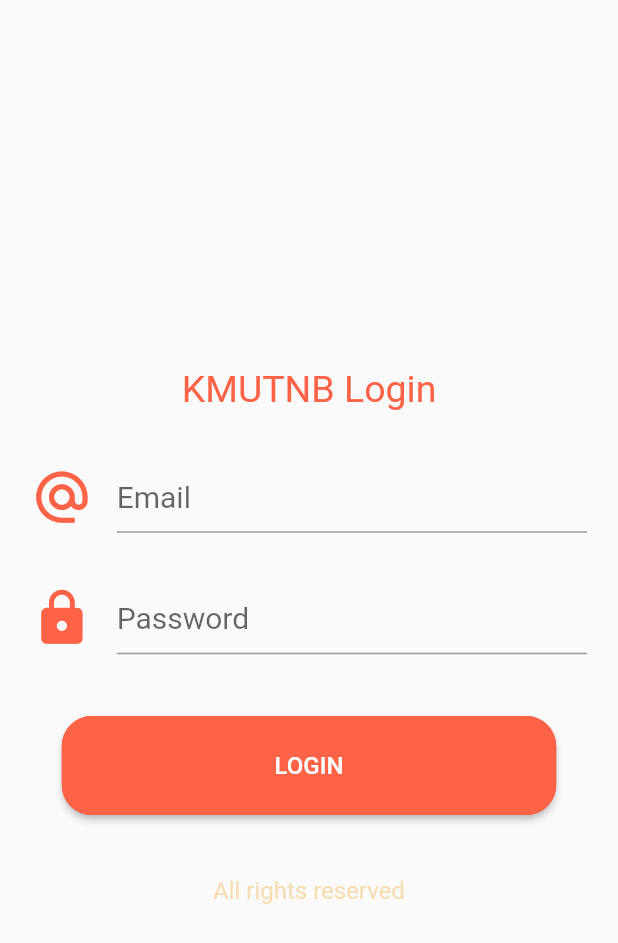
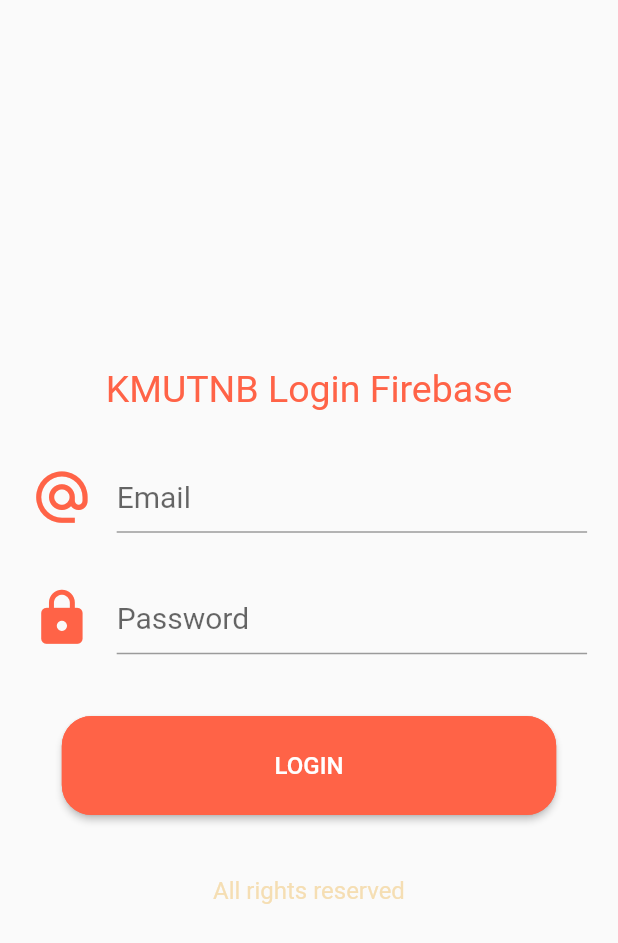
Before and after one commit to Suthida2304/mobileappweek1, a Flutter app: the screen it shows after launch, after a tap on "SINGIN", on a phone screen of 412 x 824 dp. Shown: the top 943 px of the screen. Run offline on Flutter 3.47's test engine with Material 2 defaults, Android fonts, the phone set to English and light mode, and no system bars; our stand-ins replace better_player, firebase_auth, firebase_core, geocoding, geolocator, image_picker and 1 more; accounts and stored records are empty; network calls fail.

Commit message:
firebase

```diff
--- a/lib/main.dart
+++ b/lib/main.dart
@@ -1,16 +1,24 @@
+import 'package:firebase_core/firebase_core.dart';
 import 'package:flutter/material.dart';
 import 'package:mobileappweek1/config/constant.dart';
 import 'package:mobileappweek1/screen/dashboard.dart';
+import 'package:mobileappweek1/screen/firebaselogin.dart';
+import 'package:mobileappweek1/screen/firebaseregister.dart';
 import 'package:mobileappweek1/screen/index.dart';
 import 'package:mobileappweek1/screen/login.dart';
 import 'package:mobileappweek1/screen/packageimage.dart';
 import 'package:mobileappweek1/screen/packagelocal.dart';
 import 'package:mobileappweek1/screen/packagevideo.dart';
-import 'package:mobileappweek1/screen/register.dart';
-
 import 'screen/index.dart';
 
-void main() {
+/*void main() {
+  runApp(MyApp());
+}*/
+Future<void> main() async {
+  //เปิด Connection Firebase
+  WidgetsFlutterBinding.ensureInitialized();
+  await Firebase.initializeApp();
+
   runApp(MyApp());
 }
 
@@ -20,8 +28,9 @@ class MyApp extends StatelessWidget {
     return MaterialApp(
       home: Index(),
       routes: {
-        'Login': (context) => Login(),
-        'Register': (context) => Register(),
+        'Index': (context) => Index(),
+        'Login': (context) => FirebaseLogin(),
+        'Register': (context) => FirebaseRegister(),
         'Dashboard': (context) => Dashboard(),
         'Image': (context) => PackageImage(),
         'Video': (context) => PackageVideo(),
--- /dev/null
+++ b/lib/screen/firebaselogin.dart
@@ -0,0 +1,129 @@
+import 'package:firebase_auth/firebase_auth.dart';
+import 'package:flutter/material.dart';
+import 'package:mobileappweek1/config/constant.dart';
+import 'package:mobileappweek1/screen/dashboard.dart';
+
+class FirebaseLogin extends StatefulWidget {
+  const FirebaseLogin({Key? key}) : super(key: key);
+
+  @override
+  _FirebaseLoginState createState() => _FirebaseLoginState();
+}
+
+class _FirebaseLoginState extends State<FirebaseLogin> {
+  var email, password;
+  final formKey = GlobalKey<FormState>();
+
+  Future<void> checkUser() async {
+    try {
+      await FirebaseAuth.instance
+          .signInWithEmailAndPassword(email: email, password: password)
+          .then((value) {
+        print("Success");
+        MaterialPageRoute materialPageRoute =
+            MaterialPageRoute(builder: (BuildContext context) => Dashboard());
+        Navigator.of(context).pushAndRemoveUntil(
+            materialPageRoute, (Route<dynamic> route) => false);
+      }).catchError((onError) {
+        print(onError);
+      });
+    } catch (e) {}
+  }
+
+  @override
+  Widget build(BuildContext context) {
+    Size size = MediaQuery.of(context).size;
+    return Scaffold(
+      body: Form(
+        key: formKey,
+        child: Container(
+          alignment: Alignment.center,
+          child: SingleChildScrollView(
+            child: Column(
+              mainAxisAlignment: MainAxisAlignment.start,
+              children: <Widget>[
+                SizedBox(
+                  height: size.height * 0.03,
+                ),
+                Text(
+                  'KMUTNB Login Firebase',
+                  style: TextStyle(fontSize: 25, color: pColor),
+                ),
+                SizedBox(
+                  height: size.height * 0.04,
+                ),
+                Container(
+                  width: size.width * 0.9,
+                  child: TextFormField(
+                      style: TextStyle(color: Colors.black, fontSize: 20),
+                      decoration: InputDecoration(
+                        icon: Icon(
+                          Icons.alternate_email,
+                          color: pColor,
+                          size: size.height * 0.05,
+                        ),
+                        hintText: "Email",
+                      ),
+                      onSaved: (value) {
+                        email = value!.trim();
+                      }),
+                ),
+                SizedBox(
+                  height: size.height * 0.04,
+                ),
+                Container(
+                  width: size.width * 0.9,
+                  child: TextFormField(
+                      style: TextStyle(color: Colors.black, fontSize: 20),
+                      obscureText: true,
+                      decoration: InputDecoration(
+                        icon: Icon(
+                          Icons.lock,
+                          color: pColor,
+                          size: size.height * 0.05,
+                        ),
+                        hintText: "Password",
+                      ),
+                      onSaved: (value) {
+                        password = value!.trim();
+                      }),
+                ),
+                SizedBox(
+                  height: size.height * 0.05,
+                ),
+                Container(
+                  width: size.width * 0.8,
+                  height: size.height * 0.08,
+                  child: RaisedButton(
+                    shape: RoundedRectangleBorder(
+                        borderRadius: BorderRadius.circular(20.0),
+                        side: BorderSide(color: pColor)),
+                    //NOTE กดปุ่ม Login
+                    onPressed: () {
+                      formKey.currentState!.save();
+                      checkUser();
+                    },
+                    color: pColor,
+                    textColor: Colors.white,
+                    child: Text("login".toUpperCase(),
+                        style: TextStyle(fontSize: 16)),
+                  ),
+                ),
+                SizedBox(
+                  height: size.height * 0.05,
+                ),
+                Text(
+                  'All rights reserved',
+                  style: TextStyle(
+                    fontSize: 16,
+                    color: sColor,
+                  ),
+                ),
+              ],
+            ),
+          ),
+        ),
+      ),
+    );
+  }
+}
--- a/pubspec.yaml
+++ b/pubspec.yaml
@@ -25,6 +25,8 @@ dependencies:
   location: ^4.3.0
   geolocator: ^7.7.0
   geocoding: ^2.0.1
+  firebase_core: ^1.8.0
+  firebase_auth: ^3.1.4
 
 dev_dependencies:
   flutter_test:
```
Also changed, not shown: lib/screen/dashboard.dart (+22 -0 lines), lib/screen/firebaseregister.dart (added, +209 -0 lines), pubspec.lock, 3 other files.
